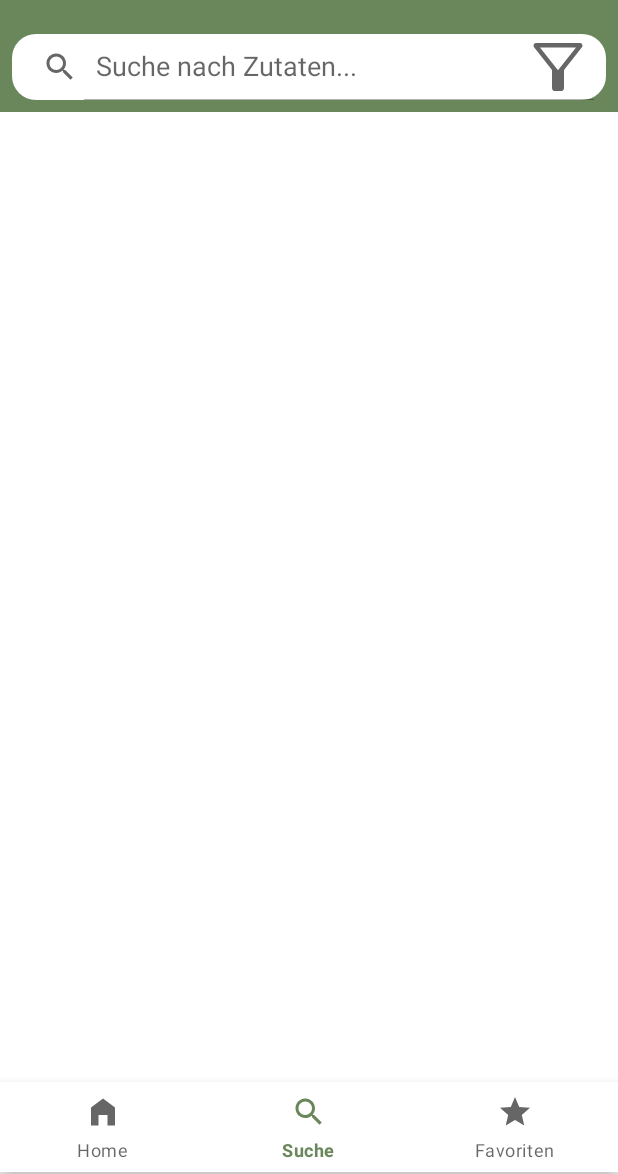
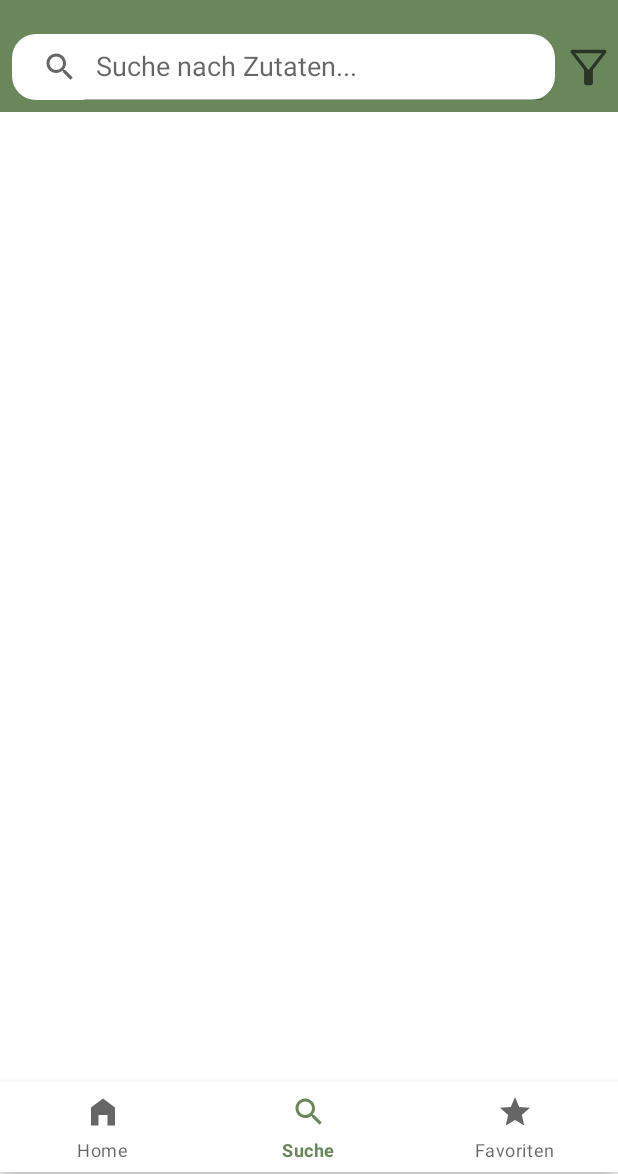
Before and after one commit to user1312420/KitchenCompass, an Android app: the screen it shows after launch (MainActivity), item 2 of the bottom bar chosen, on a phone screen of 412 x 824 dp, the part 62-1236 px from its top. Run offline under Robolectric (Android 15) with nearby library versions, the phone set to English and light mode, and no system bars.

Commit message:
some changes

```diff
--- a/app/src/main/res/drawable/ic_filter_list.xml
+++ b/app/src/main/res/drawable/ic_filter_list.xml
@@ -1,6 +1,6 @@
 <vector xmlns:android="http://schemas.android.com/apk/res/android"
-    android:width="48dp"
-    android:height="48dp"
+    android:width="35dp"
+    android:height="35dp"
     android:viewportWidth="960"
     android:viewportHeight="960"
     android:tint="?attr/colorControlNormal">
--- a/app/src/main/res/layout/activity_search.xml
+++ b/app/src/main/res/layout/activity_search.xml
@@ -16,28 +16,31 @@
         android:queryHint="Suche nach Zutaten..."
         android:iconifiedByDefault="false"
         android:background="@drawable/rounded_search_view"
-        android:padding="8dp">
+        android:padding="8dp"
+        android:layout_marginEnd="34dp">
     </SearchView>
     <ImageButton
         android:id="@+id/filter_button"
-        android:layout_width="wrap_content"
-        android:layout_height="wrap_content"
+        android:layout_width="40dp"
+        android:layout_height="60dp"
         android:src="@drawable/ic_filter_list"
         android:contentDescription="Filter Optionen"
         app:layout_constraintTop_toTopOf="@id/search_view"
         app:layout_constraintBottom_toBottomOf="@id/search_view"
         app:layout_constraintEnd_toEndOf="parent"
-        android:background="?attr/selectableItemBackgroundBorderless"
-        android:layout_marginEnd="16dp"/>
+
+        android:background="@color/darkerGreen"
+        android:layout_marginEnd="0dp"/>
 
     <androidx.recyclerview.widget.RecyclerView
         android:id="@+id/recycler_view"
         android:layout_width="match_parent"
         android:layout_height="0dp"
-        app:layout_constraintTop_toBottomOf="@id/search_view"
+        android:layout_marginTop="16dp"
+        app:layout_constraintBottom_toBottomOf="parent"
+        app:layout_constraintHorizontal_bias="0.0"
         app:layout_constraintLeft_toLeftOf="parent"
         app:layout_constraintRight_toRightOf="parent"
-        app:layout_constraintBottom_toBottomOf="parent"
-        android:layout_marginTop="16dp" >
-    </androidx.recyclerview.widget.RecyclerView>
+        app:layout_constraintTop_toBottomOf="@id/search_view"
+        app:layout_constraintVertical_bias="1.0"></androidx.recyclerview.widget.RecyclerView>
 </androidx.constraintlayout.widget.ConstraintLayout>
```
